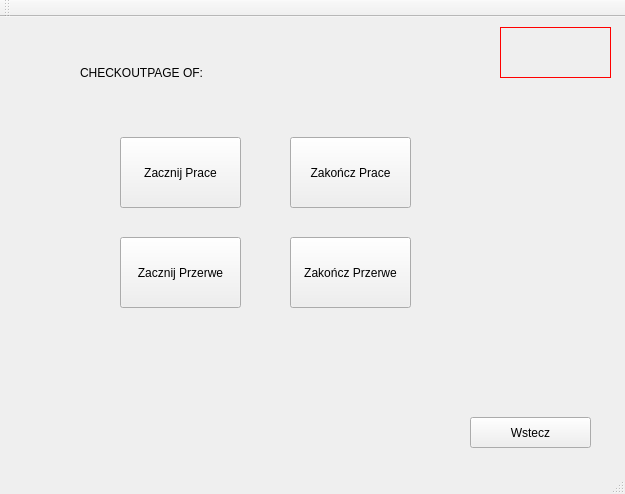
Qt form CheckOutScreen.ui (JustKoshi/QTCinemaProject) before a commit.
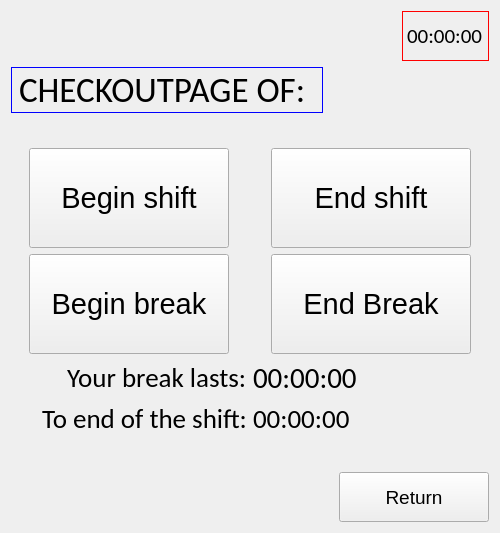
The same form after that commit.

The edit to the form file:
```diff
--- a/CheckOutScreen.ui
+++ b/CheckOutScreen.ui
@@ -6,137 +6,257 @@
    <rect>
     <x>0</x>
     <y>0</y>
-    <width>625</width>
-    <height>494</height>
+    <width>500</width>
+    <height>533</height>
    </rect>
   </property>
   <property name="windowTitle">
    <string>CheckOutScreen</string>
   </property>
   <widget class="QWidget" name="centralWidget">
-   <widget class="QPushButton" name="pushButton">
-    <property name="geometry">
-     <rect>
-      <x>120</x>
-      <y>120</y>
-      <width>121</width>
-      <height>71</height>
-     </rect>
-    </property>
-    <property name="text">
-     <string>Zacznij Prace</string>
-    </property>
-   </widget>
-   <widget class="QPushButton" name="pushButton_2">
-    <property name="geometry">
-     <rect>
-      <x>290</x>
-      <y>120</y>
-      <width>121</width>
-      <height>71</height>
-     </rect>
-    </property>
-    <property name="text">
-     <string>Zakończ Prace</string>
-    </property>
-   </widget>
-   <widget class="QPushButton" name="pushButton_3">
-    <property name="geometry">
-     <rect>
-      <x>120</x>
-      <y>220</y>
-      <width>121</width>
-      <height>71</height>
-     </rect>
-    </property>
-    <property name="text">
-     <string>Zacznij Przerwe</string>
-    </property>
-   </widget>
-   <widget class="QPushButton" name="pushButton_4">
-    <property name="geometry">
-     <rect>
-      <x>290</x>
-      <y>220</y>
-      <width>121</width>
-      <height>71</height>
-     </rect>
-    </property>
-    <property name="text">
-     <string>Zakończ Przerwe</string>
-    </property>
-   </widget>
-   <widget class="QLabel" name="label_name">
-    <property name="geometry">
-     <rect>
-      <x>80</x>
-      <y>30</y>
-      <width>201</width>
-      <height>51</height>
-     </rect>
-    </property>
-    <property name="text">
-     <string>CHECKOUTPAGE OF: </string>
-    </property>
-   </widget>
-   <widget class="QPushButton" name="pushButton_return">
-    <property name="geometry">
-     <rect>
-      <x>470</x>
-      <y>400</y>
-      <width>121</width>
-      <height>31</height>
-     </rect>
-    </property>
-    <property name="text">
-     <string>Wstecz</string>
-    </property>
-   </widget>
-   <widget class="QLabel" name="label_time_current">
-    <property name="geometry">
-     <rect>
-      <x>500</x>
-      <y>10</y>
-      <width>111</width>
-      <height>51</height>
-     </rect>
-    </property>
-    <property name="font">
-     <font>
-      <family>Calibri</family>
-      <pointsize>16</pointsize>
-      <bold>false</bold>
-     </font>
-    </property>
-    <property name="styleSheet">
-     <string notr="true">QLabel{
+   <layout class="QVBoxLayout" name="verticalLayout_2">
+    <item>
+     <layout class="QVBoxLayout" name="verticalLayout" stretch="0,0,0,0,0,0">
+      <item alignment="Qt::AlignRight">
+       <widget class="QLabel" name="label_time_current">
+        <property name="sizePolicy">
+         <sizepolicy hsizetype="Fixed" vsizetype="Fixed">
+          <horstretch>0</horstretch>
+          <verstretch>0</verstretch>
+         </sizepolicy>
+        </property>
+        <property name="minimumSize">
+         <size>
+          <width>60</width>
+          <height>50</height>
+         </size>
+        </property>
+        <property name="maximumSize">
+         <size>
+          <width>105</width>
+          <height>50</height>
+         </size>
+        </property>
+        <property name="font">
+         <font>
+          <family>Calibri</family>
+          <pointsize>16</pointsize>
+          <bold>false</bold>
+         </font>
+        </property>
+        <property name="styleSheet">
+         <string notr="true">QLabel{
 border: 1px solid rgb(255, 0, 0);
 }</string>
-    </property>
-    <property name="text">
-     <string/>
-    </property>
-   </widget>
+        </property>
+        <property name="text">
+         <string>00:00:00</string>
+        </property>
+       </widget>
+      </item>
+      <item alignment="Qt::AlignLeft">
+       <widget class="QLabel" name="label_name">
+        <property name="font">
+         <font>
+          <family>Calibri</family>
+          <pointsize>26</pointsize>
+         </font>
+        </property>
+        <property name="styleSheet">
+         <string notr="true">QLabel{
+border: 1px solid blue;
+}</string>
+        </property>
+        <property name="text">
+         <string>CHECKOUTPAGE OF: </string>
+        </property>
+       </widget>
+      </item>
+      <item>
+       <spacer name="verticalSpacer">
+        <property name="orientation">
+         <enum>Qt::Vertical</enum>
+        </property>
+        <property name="sizeType">
+         <enum>QSizePolicy::Expanding</enum>
+        </property>
+        <property name="sizeHint" stdset="0">
+         <size>
+          <width>20</width>
+          <height>40</height>
+         </size>
+        </property>
+       </spacer>
+      </item>
+      <item>
+       <layout class="QGridLayout" name="gridLayout" rowminimumheight="0,0,0,0" columnminimumwidth="0,0">
+        <item row="1" column="1" alignment="Qt::AlignHCenter">
+         <widget class="QPushButton" name="pushButton_break_end">
+          <property name="minimumSize">
+           <size>
+            <width>200</width>
+            <height>100</height>
+           </size>
+          </property>
+          <property name="maximumSize">
+           <size>
+            <width>16777215</width>
+            <height>200</height>
+           </size>
+          </property>
+          <property name="font">
+           <font>
+            <pointsize>22</pointsize>
+           </font>
+          </property>
+          <property name="text">
+           <string>End Break</string>
+          </property>
+         </widget>
+        </item>
+        <item row="0" column="1" alignment="Qt::AlignHCenter">
+         <widget class="QPushButton" name="pushButton_2">
+          <property name="minimumSize">
+           <size>
+            <width>200</width>
+            <height>100</height>
+           </size>
+          </property>
+          <property name="font">
+           <font>
+            <pointsize>22</pointsize>
+           </font>
+          </property>
+          <property name="text">
+           <string>End shift</string>
+          </property>
+         </widget>
+        </item>
+        <item row="1" column="0" alignment="Qt::AlignHCenter">
+         <widget class="QPushButton" name="pushButton_break_start">
+          <property name="minimumSize">
+           <size>
+            <width>200</width>
+            <height>100</height>
+           </size>
+          </property>
+          <property name="font">
+           <font>
+            <pointsize>22</pointsize>
+           </font>
+          </property>
+          <property name="text">
+           <string>Begin break</string>
+          </property>
+         </widget>
+        </item>
+        <item row="0" column="0" alignment="Qt::AlignHCenter">
+         <widget class="QPushButton" name="pushButton">
+          <property name="minimumSize">
+           <size>
+            <width>200</width>
+            <height>100</height>
+           </size>
+          </property>
+          <property name="font">
+           <font>
+            <pointsize>22</pointsize>
+           </font>
+          </property>
+          <property name="text">
+           <string>Begin shift</string>
+          </property>
+         </widget>
+        </item>
+        <item row="2" column="1">
+         <widget class="QLabel" name="label_break_time">
+          <property name="font">
+           <font>
+            <family>Calibri</family>
+            <pointsize>22</pointsize>
+           </font>
+          </property>
+          <property name="text">
+           <string>00:00:00</string>
+          </property>
+         </widget>
+        </item>
+        <item row="2" column="0" alignment="Qt::AlignRight">
+         <widget class="QLabel" name="label">
+          <property name="font">
+           <font>
+            <family>Calibri</family>
+            <pointsize>20</pointsize>
+           </font>
+          </property>
+          <property name="text">
+           <string>Your break lasts:</string>
+          </property>
+         </widget>
+        </item>
+        <item row="3" column="0" alignment="Qt::AlignRight">
+         <widget class="QLabel" name="label_2">
+          <property name="font">
+           <font>
+            <family>Calibri</family>
+            <pointsize>20</pointsize>
+           </font>
+          </property>
+          <property name="text">
+           <string>To end of the shift:</string>
+          </property>
+         </widget>
+        </item>
+        <item row="3" column="1">
+         <widget class="QLabel" name="label_shift_time">
+          <property name="font">
+           <font>
+            <family>Calibri</family>
+            <pointsize>20</pointsize>
+           </font>
+          </property>
+          <property name="text">
+           <string>00:00:00</string>
+          </property>
+         </widget>
+        </item>
+       </layout>
+      </item>
+      <item>
+       <spacer name="verticalSpacer_2">
+        <property name="orientation">
+         <enum>Qt::Vertical</enum>
+        </property>
+        <property name="sizeHint" stdset="0">
+         <size>
+          <width>20</width>
+          <height>40</height>
+         </size>
+        </property>
+       </spacer>
+      </item>
+      <item alignment="Qt::AlignRight">
+       <widget class="QPushButton" name="pushButton_return">
+        <property name="minimumSize">
+         <size>
+          <width>150</width>
+          <height>50</height>
+         </size>
+        </property>
+        <property name="font">
+         <font>
+          <pointsize>14</pointsize>
+         </font>
+        </property>
+        <property name="text">
+         <string>Return</string>
+        </property>
+       </widget>
+      </item>
+     </layout>
+    </item>
+   </layout>
   </widget>
-  <widget class="QMenuBar" name="menuBar">
-   <property name="geometry">
-    <rect>
-     <x>0</x>
-     <y>0</y>
-     <width>625</width>
-     <height>22</height>
-    </rect>
-   </property>
-  </widget>
-  <widget class="QToolBar" name="mainToolBar">
-   <attribute name="toolBarArea">
-    <enum>TopToolBarArea</enum>
-   </attribute>
-   <attribute name="toolBarBreak">
-    <bool>false</bool>
-   </attribute>
-  </widget>
-  <widget class="QStatusBar" name="statusBar"/>
  </widget>
  <layoutdefault spacing="6" margin="11"/>
  <resources/>
```
